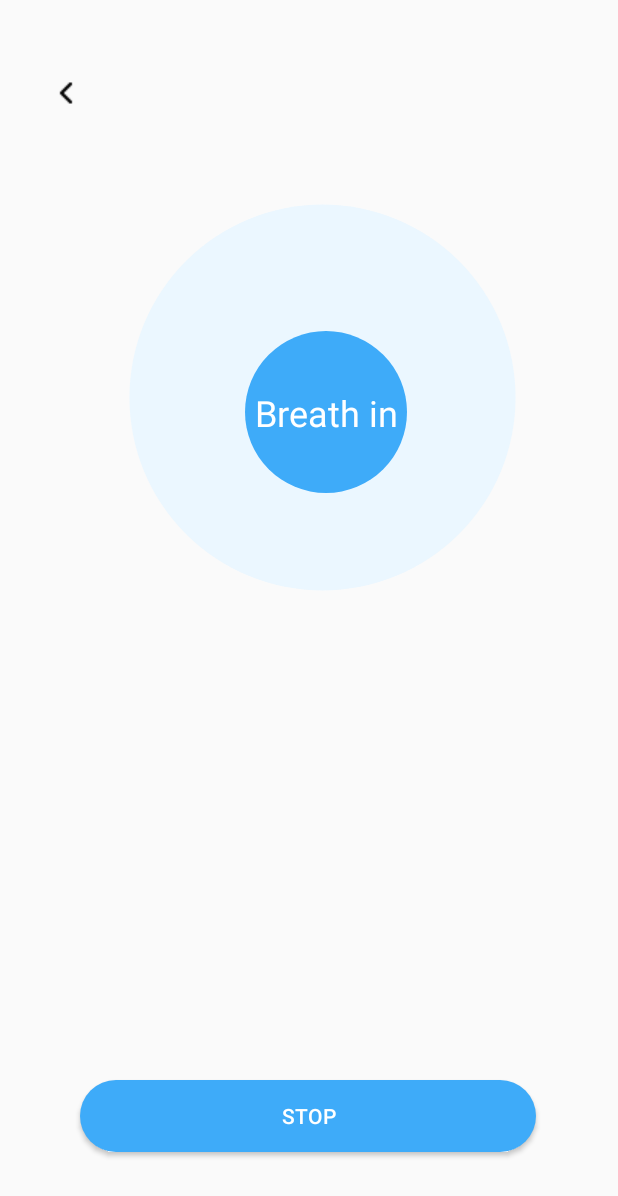
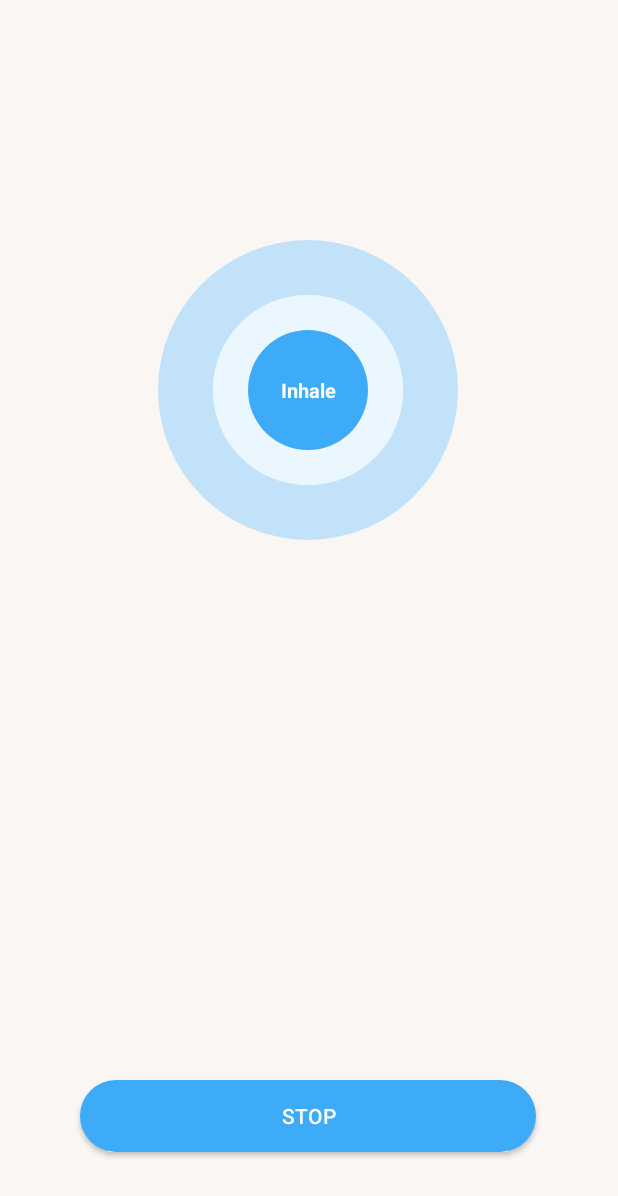
Before and after one commit to klehcar/mpart, an Android app: the manual_audio screen opened directly, with no data from a screen before it, after a tap on "START", on a phone screen of 412 x 824 dp. Shown: the top 1196 px of the screen. Run offline under Robolectric (Android 15) with nearby library versions, the phone set to English and light mode, and no system bars; libraries missing offline, so code that uses them is left out: com.github.florent37.viewanimator; 1 statement that could not run was skipped.

Commit message:
fixed animation

```diff
--- a/app/src/main/java/my/fyp/app/mpart/manual_audio.java
+++ b/app/src/main/java/my/fyp/app/mpart/manual_audio.java
@@ -4,6 +4,7 @@ package my.fyp.app.mpart;
 import android.animation.AnimatorSet;
 import android.animation.ObjectAnimator;
 import android.content.Intent;
+import android.graphics.Color;
 import android.os.Bundle;
 import android.os.CountDownTimer;
 import android.view.View;
@@ -12,6 +13,7 @@ import android.widget.ImageView;
 import android.widget.TextView;
 
 import androidx.appcompat.app.AppCompatActivity;
+import androidx.constraintlayout.widget.ConstraintLayout;
 
 import com.github.florent37.viewanimator.AnimationListener;
 import com.github.florent37.viewanimator.ViewAnimator;
@@ -38,6 +40,8 @@ public class manual_audio extends AppCompatActivity implements FilterBottomSheet
     private int selectedTimer;
     private CountDownTimer cd;
     private CountDownTimer cdMain;
+
+    ConstraintLayout layout;
 
 
 
@@ -70,6 +74,7 @@ public class manual_audio extends AppCompatActivity implements FilterBottomSheet
         back = findViewById(R.id.backIcon);
         imageView = findViewById(R.id.lotusImage); //not using
         guideTxt = findViewById(R.id.guideTxt);
+        layout = findViewById(R.id.constraintLayout);
 
 
         f = 1f;
@@ -137,12 +142,12 @@ public class manual_audio extends AppCompatActivity implements FilterBottomSheet
 //                    cd.cancel();
                 }
                 else{
-                    filter.setVisibility(View.INVISIBLE);
+                    ////// breathing session starts //////
 
-                    //  filter.setVisibility(View.INVISIBLE);
-//                    back.setVisibility(View.INVISIBLE);
+                    filter.setVisibility(View.INVISIBLE); // hide filter
+                    back.setVisibility(View.INVISIBLE); // hide back chevron
+                    layout.setBackgroundColor(Color.parseColor("#F9F6F3"));
 
-                    //    settings.setVisibility(View.INVISIBLE);
                     isRunning=true;
                     timer=true;
                     startButton.setText("STOP");
@@ -157,8 +162,8 @@ public class manual_audio extends AppCompatActivity implements FilterBottomSheet
                                 public void onTick(long millisUntilFinished) {
                                     startButton.setText("STOP");
 
-                                    guideTxt.setText("Breath in");
-                                    f = 2f;
+                                    guideTxt.setText("Inhale");
+                                    f = 3f;
                                     //performAnimation(bg2, f, inhale, hold);
                                     performAnimation(bg1, f - 0.5f, inhale, hold);
                                 }
@@ -179,7 +184,7 @@ public class manual_audio extends AppCompatActivity implements FilterBottomSheet
                                             cd = new CountDownTimer(exhale, exhale) {
                                                 public void onTick(long millisUntilFinished) {
                                                     f = 1f;
-                                                    guideTxt.setText("Breath out");
+                                                    guideTxt.setText("Exhale");
 
                                                     //performAnimation(bg2, f, exhale, hold);
                                                     performAnimation(bg1, f, exhale, hold);
--- a/app/src/main/res/layout/activity_manual_audio.xml
+++ b/app/src/main/res/layout/activity_manual_audio.xml
@@ -4,7 +4,8 @@
     xmlns:tools="http://schemas.android.com/tools"
     android:layout_width="match_parent"
     android:layout_height="match_parent"
-    tools:context=".manual_audio">
+    tools:context=".manual_audio"
+    android:id="@+id/constraintLayout">
 
     <Button
         android:id="@+id/startButton"
@@ -35,48 +36,42 @@
 
     <ImageView
         android:id="@+id/circleBack"
-        android:layout_width="wrap_content"
-        android:layout_height="wrap_content"
-        android:layout_marginTop="157dp"
+        android:layout_width="200dp"
+        android:layout_height="200dp"
+        android:layout_marginTop="160dp"
 
-        android:gravity="center"
+        android:gravity="center|center_horizontal|center_vertical"
 
         app:layout_constraintEnd_toEndOf="parent"
-        app:layout_constraintHorizontal_bias="0.545"
+        app:layout_constraintHorizontal_bias="0.497"
         app:layout_constraintStart_toStartOf="parent"
         app:layout_constraintTop_toTopOf="parent"
         app:srcCompat="@drawable/circle_back" />
 
     <ImageView
         android:id="@+id/circleAnimate"
-        android:layout_width="wrap_content"
-        android:layout_height="wrap_content"
+        android:layout_width="80dp"
+        android:layout_height="80dp"
 
         android:gravity="center"
         android:visibility="visible"
+        app:layout_constraintBottom_toBottomOf="@+id/circleBack"
         app:layout_constraintEnd_toEndOf="@+id/circleBack"
-        app:layout_constraintHorizontal_bias="0.0"
         app:layout_constraintStart_toStartOf="@+id/circleBack"
         app:layout_constraintTop_toTopOf="@+id/circleBack"
         app:srcCompat="@drawable/circle_animate" />
 
     <ImageView
         android:id="@+id/circleText"
-        android:layout_width="wrap_content"
-        android:layout_height="wrap_content"
+        android:layout_width="80dp"
+        android:layout_height="80dp"
 
-        android:layout_marginStart="56dp"
-
-        android:layout_marginTop="63dp"
-        android:layout_marginEnd="25dp"
-        android:layout_marginBottom="44dp"
-        android:gravity="center"
+        android:gravity="center|center_horizontal|center_vertical"
+        android:visibility="visible"
         app:layout_constraintBottom_toBottomOf="@+id/circleAnimate"
         app:layout_constraintEnd_toEndOf="@+id/circleAnimate"
-        app:layout_constraintHorizontal_bias="0.0"
         app:layout_constraintStart_toStartOf="@+id/circleAnimate"
         app:layout_constraintTop_toTopOf="@+id/circleAnimate"
-        app:layout_constraintVertical_bias="0.0"
         app:srcCompat="@drawable/circle_text" />
 
     <TextView
@@ -85,7 +80,8 @@
         android:layout_height="wrap_content"
         android:text="Breathe"
         android:textColor="#FFFFFF"
-        android:textSize="24sp"
+        android:textSize="13sp"
+        android:textStyle="bold"
         app:layout_constraintBottom_toBottomOf="@+id/circleText"
         app:layout_constraintEnd_toEndOf="@+id/circleText"
         app:layout_constraintStart_toStartOf="@+id/circleText"
```
